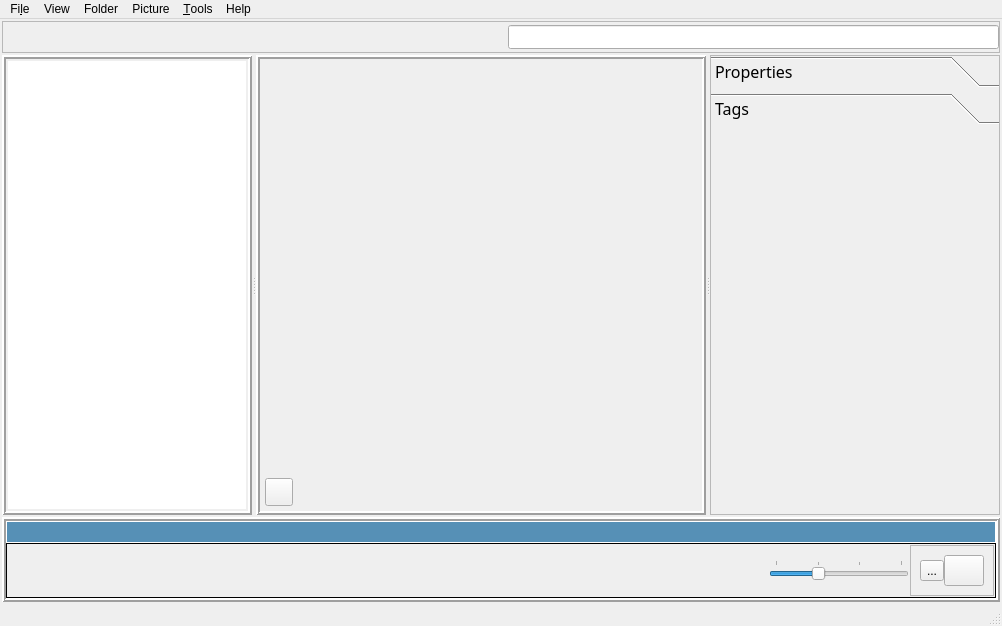
juliendz/imagius, file src/imagius/ui/mainwindow.ui: the form before one commit.
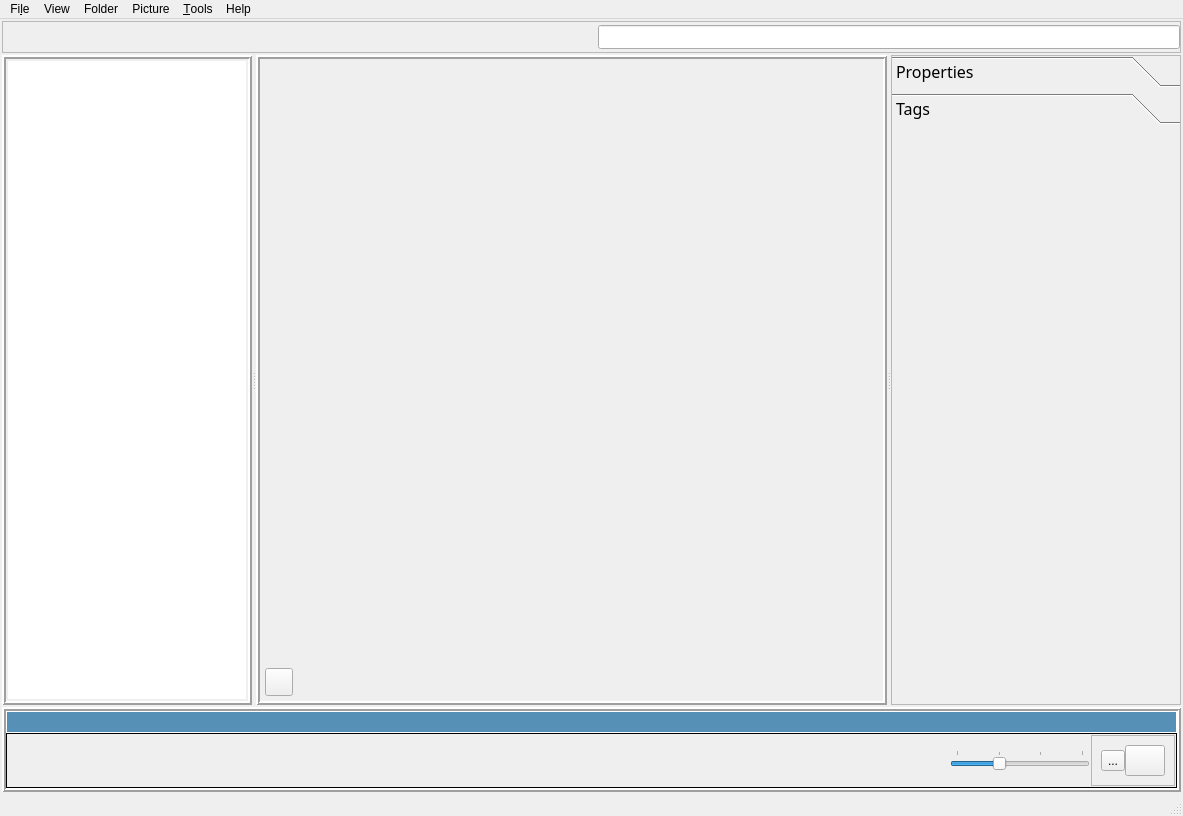
The form after the commit. The open tabs and pages were chosen to show the change. Icons and pictures are not drawn.

```diff
--- a/src/imagius/ui/mainwindow.ui
+++ b/src/imagius/ui/mainwindow.ui
@@ -6,8 +6,8 @@
    <rect>
     <x>0</x>
     <y>0</y>
-    <width>1002</width>
-    <height>626</height>
+    <width>1183</width>
+    <height>816</height>
    </rect>
   </property>
   <property name="windowTitle">
@@ -480,8 +480,8 @@
                    <rect>
                     <x>0</x>
                     <y>0</y>
-                    <width>98</width>
-                    <height>28</height>
+                    <width>288</width>
+                    <height>576</height>
                    </rect>
                   </property>
                   <attribute name="icon">
@@ -783,7 +783,7 @@
     <rect>
      <x>0</x>
      <y>0</y>
-     <width>1002</width>
+     <width>1183</width>
      <height>21</height>
     </rect>
    </property>
```
Left out of the diff: 39 changed lines with no effect on the pictures.
